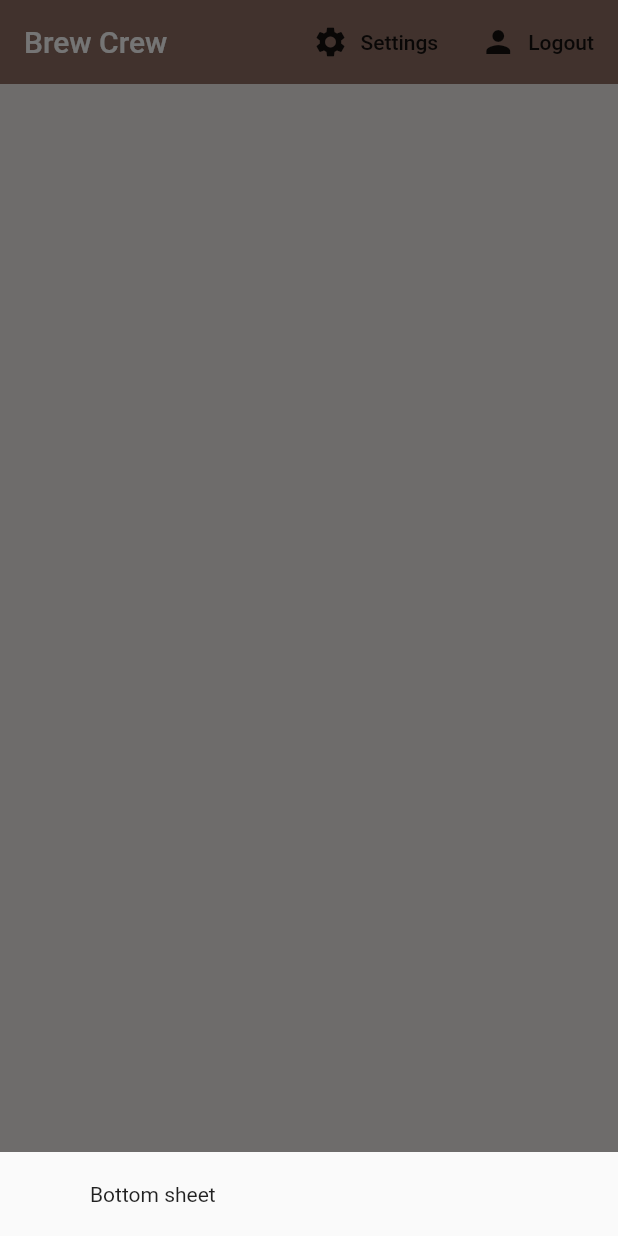
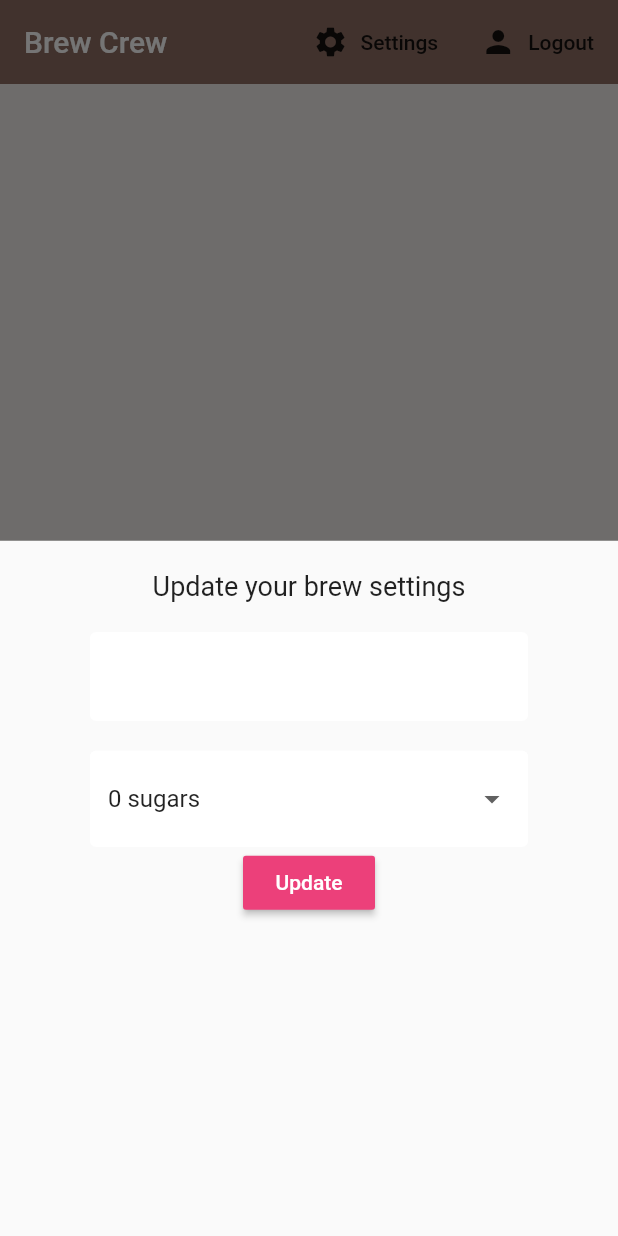
Before and after one commit to jawadahmedtaj/BrewCrew, a Flutter app: the screen it shows once a user with an empty profile is signed in, after a tap on "Settings", on a phone screen of 412 x 824 dp. Run offline on Flutter 3.47's test engine with Material 2 defaults, Android fonts, the phone set to English and light mode, and no system bars; our stand-ins replace cloud_firestore, firebase_auth, flutter_spinkit; accounts and stored records are empty.

```diff
--- a/lib/screens/home/home.dart
+++ b/lib/screens/home/home.dart
@@ -1,5 +1,6 @@
 import 'package:brew_crew/models/brew.dart';
 import 'package:brew_crew/screens/home/brew_list.dart';
+import 'package:brew_crew/screens/home/settings_form.dart';
 import 'package:brew_crew/services/auth.dart';
 import 'package:flutter/material.dart';
 import 'package:brew_crew/services/database.dart';
@@ -16,7 +17,7 @@ class Home extends StatelessWidget {
           builder: (context) {
             return Container(
               padding: EdgeInsets.symmetric(vertical: 20, horizontal: 60),
-              child: Text('Bottom sheet'),
+              child: SettingsForm(),
             );
           });
     }
--- /dev/null
+++ b/lib/screens/home/settings_form.dart
@@ -0,0 +1,66 @@
+import 'package:flutter/material.dart';
+import 'package:brew_crew/shared/constants.dart';
+
+class SettingsForm extends StatefulWidget {
+  @override
+  _SettingsFormState createState() => _SettingsFormState();
+}
+
+class _SettingsFormState extends State<SettingsForm> {
+  final _formKey = GlobalKey<FormState>();
+  final List<String> sugars = ['0', '1', '2', '3', '4'];
+
+  String _currentName;
+  String _currentSugars;
+  int _currentStrength;
+
+  @override
+  Widget build(BuildContext context) {
+    return Form(
+      key: _formKey,
+      child: Column(
+        children: <Widget>[
+          Text(
+            "Update your brew settings",
+            style: TextStyle(fontSize: 18),
+          ),
+          SizedBox(
+            height: 20,
+          ),
+          TextFormField(
+            decoration: textInputDecoration,
+            validator: (val) => val.isEmpty ? 'Please enter a name' : null,
+            onChanged: (val) => setState(() => _currentName = val),
+          ),
+          SizedBox(
+            height: 20,
+          ),
+          DropdownButtonFormField(
+            decoration: textInputDecoration,
+            value: _currentSugars ?? '0',
+            onChanged: (val) => setState(() => _currentSugars = val),
+            items: sugars.map((sugar) {
+              return DropdownMenuItem(
+                value: sugar,
+                child: Text("$sugar sugars"),
+              );
+            }).toList(),
+          ),
+          //TODO slider
+          RaisedButton(
+            color: Colors.pink[400],
+            child: Text(
+              "Update",
+              style: TextStyle(color: Colors.white),
+            ),
+            onPressed: () async {
+              print(_currentName);
+              print(_currentSugars);
+              print(_currentStrength);
+            },
+          )
+        ],
+      ),
+    );
+  }
+}
```
